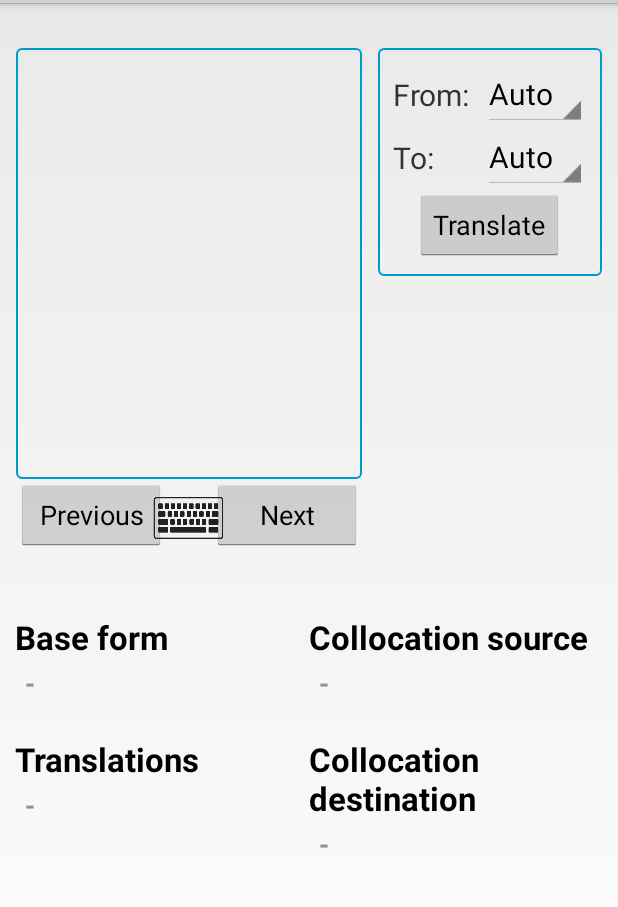
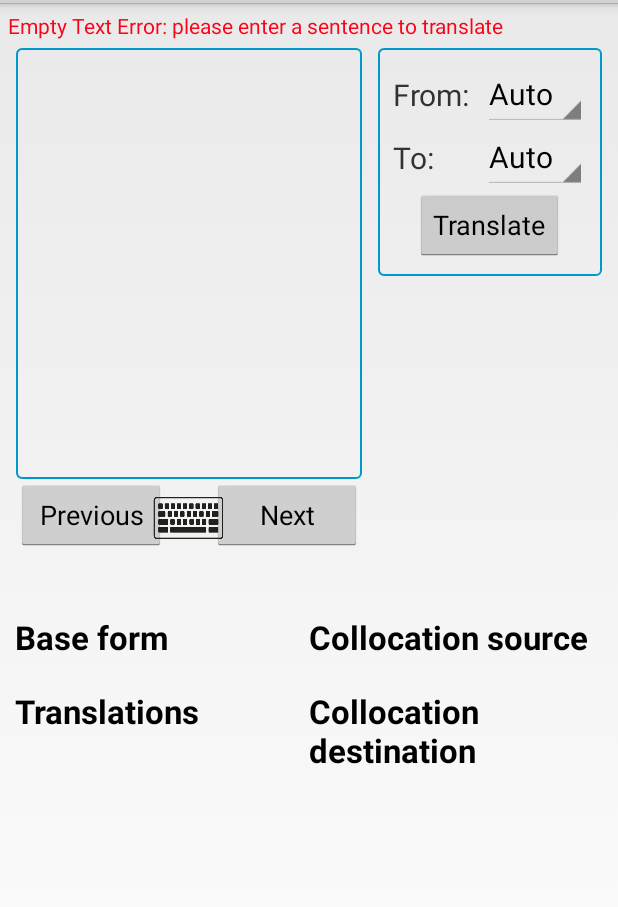
Before and after one commit to gibtmirdas/Kindle1, an Android app: the screen it shows after launch (MainActivity), after a tap on "Translate", on a phone screen of 412 x 824 dp, the part 69-976 px from its top. Run offline under Robolectric (Android 15) with nearby library versions, the phone set to English and light mode, and no system bars; 4 statements that could not run were skipped.

Commit message:
Bug de merde

```diff
--- a/app/src/main/java/ch/unige/Twic/tabs/TwicTab.java
+++ b/app/src/main/java/ch/unige/Twic/tabs/TwicTab.java
@@ -161,10 +161,14 @@ public class TwicTab extends Fragment implements ManageableTab, WebServiceObserv
      */
     public void update() throws TwicException {
         progressBar.setVisibility(View.VISIBLE);
-        if(TranslationInfo.isInitialized())
-            (new WebService(this)).execute(TwicUrlBuilder.getTwicRequestUrl());
-        else
-            progressBar.setVisibility(View.INVISIBLE);
+        if(TranslationInfo.isInitialized()) {
+            if (!TranslationInfo.getInstance().getText().equals("")) {
+                (new WebService(this)).execute(TwicUrlBuilder.getTwicRequestUrl());
+            } else {
+                MainActivity.flash(R.string.emptyTextError);
+            }
+        }
+        progressBar.setVisibility(View.INVISIBLE);
     }
 
     /**
--- a/app/src/main/res/values/strings.xml
+++ b/app/src/main/res/values/strings.xml
@@ -7,6 +7,8 @@
     <string name="serverError">Server error: Unable to reach TWiC server</string>
     <string name="shareError">Share Error: unable to process data</string>
     <string name="soundError">Sound Error: unable to play sound</string>
+    <string name="msUrlError">MS Error: unable translate sentence</string>
+    <string name="emptyTextError">Empty Text Error: please enter a sentence to translate</string>
     <string name="buttonPrev">Previous</string>
     <string name="buttonNext">Next</string>
     <string name="speakerSrc">speakerSrc</string>
```
Also changed, not shown: app/src/main/java/ch/unige/Twic/core/TwicUrlBuilder.java (+7 -0 lines), app/src/main/java/ch/unige/Twic/tabs/ItsTab.java (+8 -4 lines), app/src/main/java/ch/unige/Twic/tabs/MicrosoftTab.java (+12 -5 lines).
